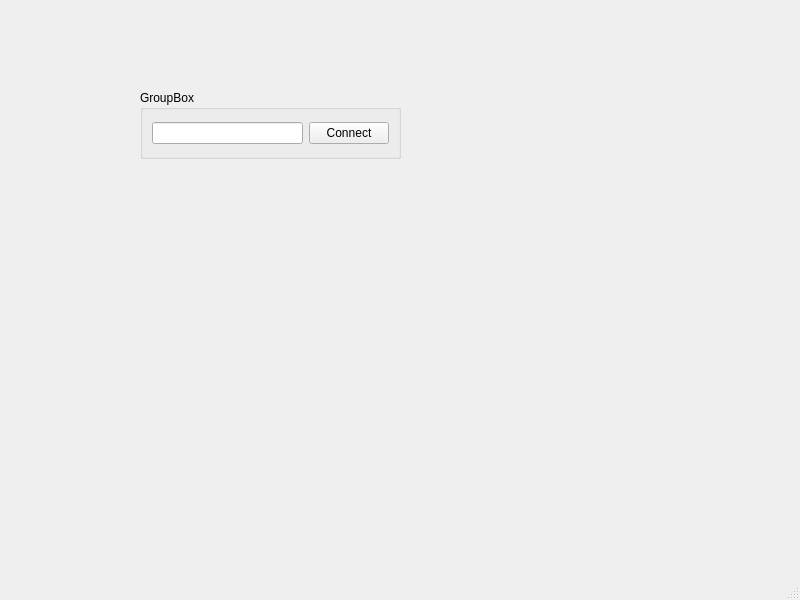
The window that multiplayermenu.ui (andricmitrovic/02-the-mill-game) describes before a commit, drawn with Qt 5.
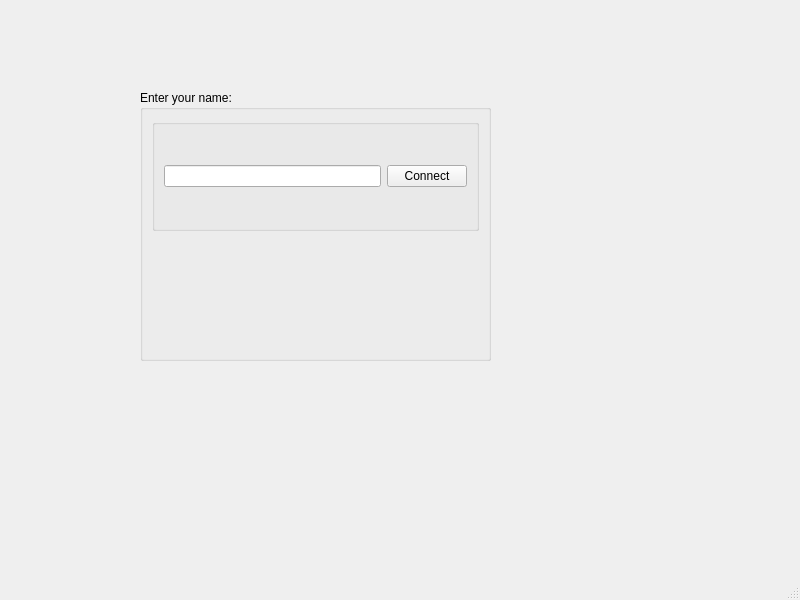
The same window after the commit.

Patch:
```diff
--- a/multiplayermenu.ui
+++ b/multiplayermenu.ui
@@ -19,21 +19,41 @@
      <rect>
       <x>140</x>
       <y>90</y>
-      <width>261</width>
-      <height>69</height>
+      <width>351</width>
+      <height>271</height>
      </rect>
     </property>
     <property name="title">
-     <string>GroupBox</string>
+     <string>Enter your name: </string>
     </property>
-    <layout class="QHBoxLayout" name="horizontalLayout">
+    <layout class="QVBoxLayout" name="verticalLayout">
      <item>
-      <widget class="QLineEdit" name="leName"/>
+      <widget class="QGroupBox" name="groupBox_2">
+       <property name="title">
+        <string/>
+       </property>
+       <layout class="QHBoxLayout" name="horizontalLayout">
+        <item>
+         <widget class="QLineEdit" name="leName">
+          <property name="text">
+           <string/>
+          </property>
+         </widget>
+        </item>
+        <item>
+         <widget class="QPushButton" name="connectBtn">
+          <property name="text">
+           <string>Connect</string>
+          </property>
+         </widget>
+        </item>
+       </layout>
+      </widget>
      </item>
      <item>
-      <widget class="QPushButton" name="connectBtn">
+      <widget class="QLabel" name="laError">
        <property name="text">
-        <string>Connect</string>
+        <string/>
        </property>
       </widget>
      </item>
```
Left out of the diff: 2 changed lines with no effect on the pictures.
